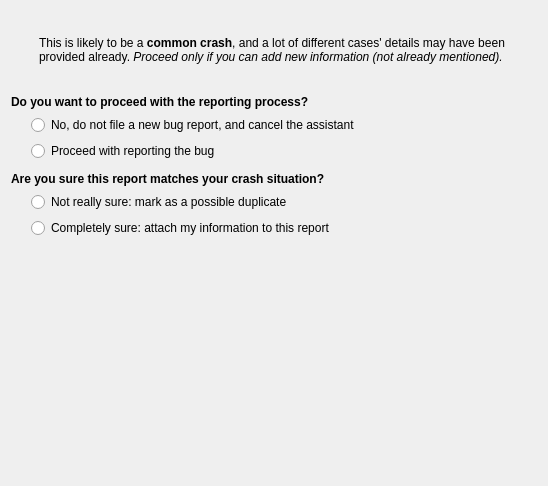
The window that drkonqi/bugzillaintegration/ui/assistantpage_bugzilla_duplicates_dialog_confirmation.ui (KDE/kde-runtime) describes before a commit, drawn with Qt 5.
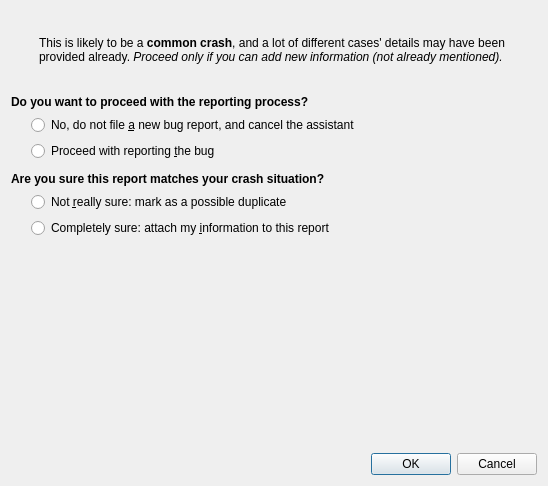
The same window after the commit.

Diff of the .ui file:
```diff
--- a/drkonqi/bugzillaintegration/ui/assistantpage_bugzilla_duplicates_dialog_confirmation.ui
+++ b/drkonqi/bugzillaintegration/ui/assistantpage_bugzilla_duplicates_dialog_confirmation.ui
@@ -1,7 +1,7 @@
 <?xml version="1.0" encoding="UTF-8"?>
 <ui version="4.0">
  <class>ConfirmationDialog</class>
- <widget class="QWidget" name="ConfirmationDialog">
+ <widget class="QDialog" name="ConfirmationDialog">
   <property name="geometry">
    <rect>
     <x>0</x>
@@ -139,7 +139,7 @@
        <item>
         <widget class="QRadioButton" name="proceedRadioNo">
          <property name="text">
-          <string>No, do not file a new bug report, and cancel the assistant</string>
+          <string>No, do not file &amp;a new bug report, and cancel the assistant</string>
          </property>
          <attribute name="buttonGroup">
           <string>buttonGroupProceedQuestion</string>
@@ -149,7 +149,7 @@
        <item>
         <widget class="QRadioButton" name="proceedRadioYes">
          <property name="text">
-          <string>Proceed with reporting the bug</string>
+          <string>Proceed with reporting &amp;the bug</string>
          </property>
          <attribute name="buttonGroup">
           <string>buttonGroupProceedQuestion</string>
@@ -206,7 +206,7 @@
        <item>
         <widget class="QRadioButton" name="markAsDuplicateCheck">
          <property name="text">
-          <string>Not really sure: mark as a possible duplicate</string>
+          <string>Not &amp;really sure: mark as a possible duplicate</string>
          </property>
          <attribute name="buttonGroup">
           <string>buttonGroupProceed</string>
@@ -216,7 +216,7 @@
        <item>
         <widget class="QRadioButton" name="attachToBugReportCheck">
          <property name="text">
-          <string>Completely sure: attach my information to this report</string>
+          <string>Completely sure: attach my &amp;information to this report</string>
          </property>
          <attribute name="buttonGroup">
           <string>buttonGroupProceed</string>
@@ -240,6 +240,13 @@
      </property>
     </spacer>
    </item>
+   <item>
+    <widget class="QDialogButtonBox" name="buttonBox">
+     <property name="standardButtons">
+      <set>QDialogButtonBox::Cancel|QDialogButtonBox::Ok</set>
+     </property>
+    </widget>
+   </item>
   </layout>
  </widget>
  <resources/>
```
Left out of the diff: 45 changed lines with no effect on the pictures.
